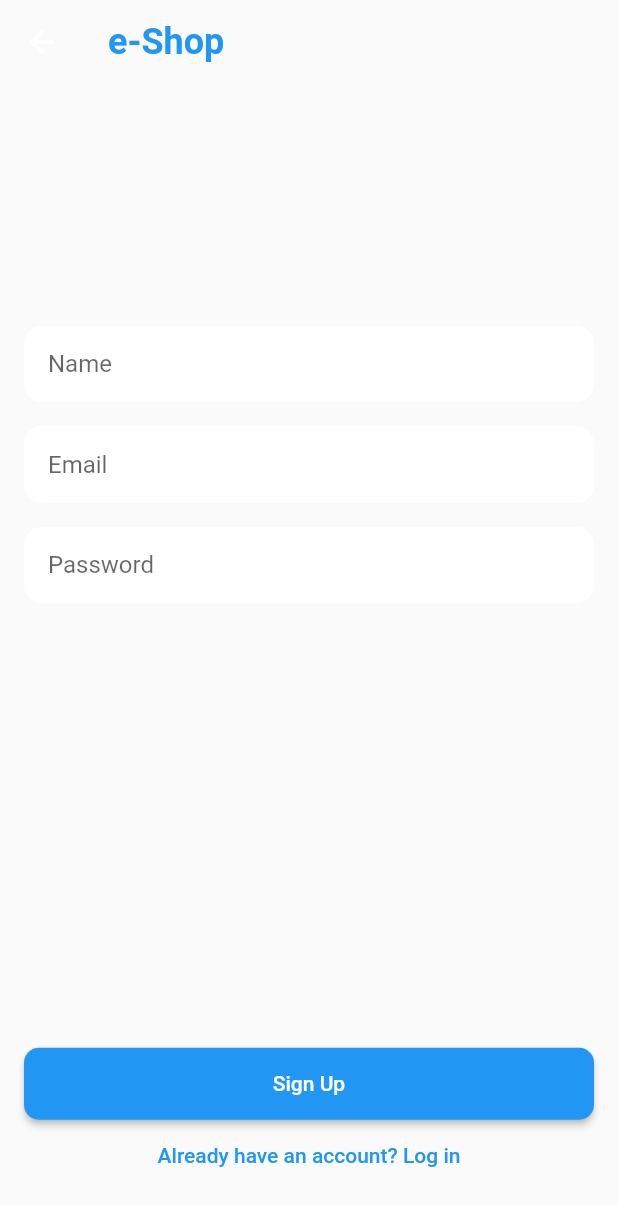
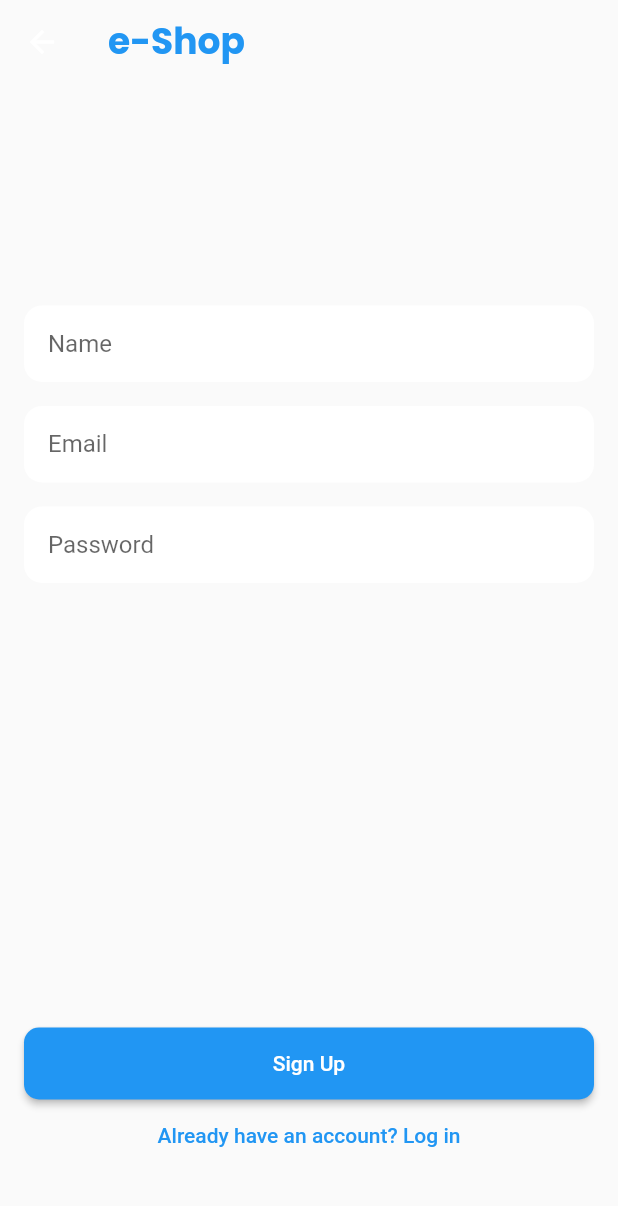
Before and after one commit to FoxxPratikSau/lp1, a Flutter app: the SignupScreen screen opened directly, on a phone screen of 412 x 824 dp. Shown: the top 1206 px of the screen. Run offline on Flutter 3.47's test engine with Material 3 defaults, Android fonts, the phone set to English and light mode, and no system bars; our stand-ins replace cloud_firestore, firebase_auth, firebase_core, firebase_remote_config, google_fonts; accounts and stored records are empty; network calls fail.

Commit message:
first commit

```diff
--- a/lib/screens/product_screen.dart
+++ b/lib/screens/product_screen.dart
@@ -1,4 +1,5 @@
 import 'package:flutter/material.dart';
+import 'package:google_fonts/google_fonts.dart';
 import 'package:provider/provider.dart';
 import '../providers/product_provider.dart';
 import '../providers/remote_config_provider.dart';
@@ -63,9 +64,9 @@ class _ProductScreenState extends State<ProductScreen>
           //   },
           // ),
         ],
-        title: const Text(
+        title: Text(
           'e-Shop',
-          style: TextStyle(
+          style: GoogleFonts.poppins(
             fontWeight: FontWeight.bold,
             color: Colors.white,
             fontSize: 24,
--- a/lib/screens/signup_screen.dart
+++ b/lib/screens/signup_screen.dart
@@ -1,4 +1,5 @@
 import 'package:flutter/material.dart';
+import 'package:google_fonts/google_fonts.dart';
 import 'package:provider/provider.dart';
 import '../providers/auth_provider.dart';
 import '../widgets/custom_text_field.dart';
@@ -37,9 +38,9 @@ class _SignupScreenState extends State<SignupScreen> {
       appBar: AppBar(
         backgroundColor: Colors.transparent,
         elevation: 0,
-        title: const Text(
+        title: Text(
           'e-Shop',
-          style: TextStyle(
+          style: GoogleFonts.poppins(
             fontWeight: FontWeight.bold,
             color: Colors.blue,
             fontSize: 24,
@@ -49,7 +50,8 @@ class _SignupScreenState extends State<SignupScreen> {
       ),
       body: isLoading
           ? const Center(child: CircularProgressIndicator())
-          : Padding(
+          : SingleChildScrollView(
+              child: Padding(
                 padding: const EdgeInsets.all(16.0),
                 child: Form(
                   key: _formKey,
@@ -57,7 +59,8 @@ class _SignupScreenState extends State<SignupScreen> {
                     mainAxisAlignment: MainAxisAlignment.center,
                     crossAxisAlignment: CrossAxisAlignment.stretch,
                     children: [
-                    SizedBox(height: MediaQuery.of(context).size.height * 0.15),
+                      SizedBox(
+                          height: MediaQuery.of(context).size.height * 0.15),
                       CustomTextField(
                         label: 'Name',
                         onSaved: (value) => name = value!,
@@ -77,7 +80,8 @@ class _SignupScreenState extends State<SignupScreen> {
                         validator: (value) =>
                             value!.length < 6 ? 'Password too short' : null,
                       ),
-                    SizedBox(height: MediaQuery.of(context).size.height * 0.35),
+                      SizedBox(
+                          height: MediaQuery.of(context).size.height * 0.35),
                       ElevatedButton(
                         style: ElevatedButton.styleFrom(
                           backgroundColor: Colors.blue,
@@ -113,6 +117,7 @@ class _SignupScreenState extends State<SignupScreen> {
                   ),
                 ),
               ),
+            ),
     );
   }
 }
--- a/pubspec.yaml
+++ b/pubspec.yaml
@@ -42,6 +42,7 @@ dependencies:
   cloud_firestore: ^5.4.4
   http: ^0.13.6
   firebase_remote_config: ^5.1.3
+  google_fonts: ^4.0.4
 
 dev_dependencies:
   flutter_test:
```
Also changed, not shown: lib/widgets/product_tile.dart (+4 -3 lines), pubspec.lock, 1 other file. Lines whose indentation alone changed are shown as unchanged.
